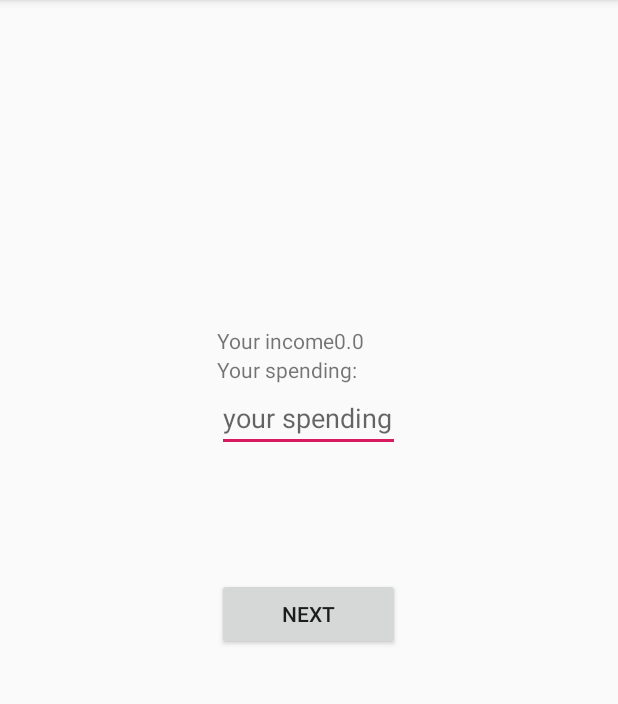
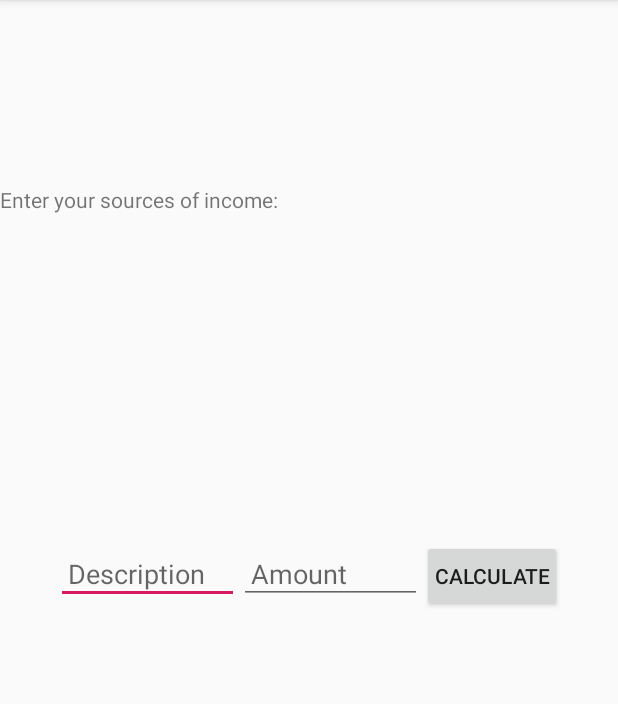
Before and after one commit to Franklin-he/INFS3605-group-project, an Android app: the Spending screen opened directly, with no data from a screen before it, on a phone screen of 412 x 824 dp, the part 84-788 px from its top. Run offline under Robolectric (Android 15) with nearby library versions, the phone set to English and light mode, and no system bars.

Commit message:
income feature

```diff
--- a/app/src/main/AndroidManifest.xml
+++ b/app/src/main/AndroidManifest.xml
@@ -9,8 +9,8 @@
         android:roundIcon="@mipmap/ic_launcher_round"
         android:supportsRtl="true"
         android:theme="@style/AppTheme">
-        <activity android:name=".Spending"></activity>
-        <activity android:name=".MainActivity">
+        <activity android:name=".activities.Spending"></activity>
+        <activity android:name=".activities.MainActivity">
             <intent-filter>
                 <action android:name="android.intent.action.MAIN" />
 
--- a/app/src/main/java/com/example/infs3605_group_project/IncomeViewModel.java
+++ b/app/src/main/java/com/example/infs3605_group_project/IncomeViewModel.java
@@ -5,6 +5,9 @@ import android.app.Application;
 import androidx.annotation.NonNull;
 import androidx.lifecycle.AndroidViewModel;
 import androidx.lifecycle.LiveData;
+
+import com.example.infs3605_group_project.database.IncomeRepository;
+import com.example.infs3605_group_project.entities.Income;
 
 import java.util.List;
 
--- a/app/src/main/java/com/example/infs3605_group_project/Spending.java
+++ b/app/src/main/java/com/example/infs3605_group_project/activities/Spending.java
@@ -1,10 +1,12 @@
-package com.example.infs3605_group_project;
+package com.example.infs3605_group_project.activities;
 
 import androidx.appcompat.app.AppCompatActivity;
 
 import android.content.Intent;
 import android.os.Bundle;
 import android.widget.TextView;
+
+import com.example.infs3605_group_project.R;
 
 public class Spending extends AppCompatActivity {
 
@@ -16,8 +18,8 @@ public class Spending extends AppCompatActivity {
         Intent intent = getIntent();
         Double income = intent.getDoubleExtra("income",0);
 
-        TextView textView = (TextView) findViewById(R.id.incomeShow);
-        textView.setText("Your income" + income);
+        //TextView textView = (TextView) findViewById(R.id.incomeShow);
+        //textView.setText("Your income" + income);
 
     }
 }
--- a/app/src/main/java/com/example/infs3605_group_project/IncomeDao.java
+++ b/app/src/main/java/com/example/infs3605_group_project/database/IncomeDao.java
@@ -1,4 +1,4 @@
-package com.example.infs3605_group_project;
+package com.example.infs3605_group_project.database;
 
 import androidx.lifecycle.LiveData;
 import androidx.room.Dao;
@@ -6,6 +6,8 @@ import androidx.room.Delete;
 import androidx.room.Insert;
 import androidx.room.Query;
 import androidx.room.Update;
+
+import com.example.infs3605_group_project.entities.Income;
 
 import java.util.List;
 
--- a/app/src/main/java/com/example/infs3605_group_project/IncomeDatabase.java
+++ b/app/src/main/java/com/example/infs3605_group_project/database/IncomeDatabase.java
@@ -1,4 +1,4 @@
-package com.example.infs3605_group_project;
+package com.example.infs3605_group_project.database;
 
 import android.content.Context;
 import android.os.AsyncTask;
@@ -8,6 +8,8 @@ import androidx.room.Database;
 import androidx.room.Room;
 import androidx.room.RoomDatabase;
 import androidx.sqlite.db.SupportSQLiteDatabase;
+
+import com.example.infs3605_group_project.entities.Income;
 
 @Database(entities = Income.class, version = 1)
 public abstract class IncomeDatabase extends RoomDatabase {
--- a/app/src/main/java/com/example/infs3605_group_project/IncomeRepository.java
+++ b/app/src/main/java/com/example/infs3605_group_project/database/IncomeRepository.java
@@ -1,9 +1,13 @@
-package com.example.infs3605_group_project;
+package com.example.infs3605_group_project.database;
 
 import android.app.Application;
 import android.os.AsyncTask;
 
 import androidx.lifecycle.LiveData;
+
+import com.example.infs3605_group_project.database.IncomeDao;
+import com.example.infs3605_group_project.database.IncomeDatabase;
+import com.example.infs3605_group_project.entities.Income;
 
 import java.util.List;
 
--- a/app/src/main/java/com/example/infs3605_group_project/Income.java
+++ b/app/src/main/java/com/example/infs3605_group_project/entities/Income.java
@@ -1,4 +1,4 @@
-package com.example.infs3605_group_project;
+package com.example.infs3605_group_project.entities;
 
 import androidx.room.Entity;
 import androidx.room.PrimaryKey;
--- a/app/src/main/res/layout/activity_spending.xml
+++ b/app/src/main/res/layout/activity_spending.xml
@@ -4,52 +4,52 @@
     xmlns:tools="http://schemas.android.com/tools"
     android:layout_width="match_parent"
     android:layout_height="match_parent"
-    tools:context=".Spending">
+    tools:context=".activities.Spending">
+
+    <TextView
+        android:id="@+id/textView2"
+        android:layout_width="wrap_content"
+        android:layout_height="wrap_content"
+        android:layout_above="@+id/income_input"
+        android:text="Enter your sources of income: " />
 
     <LinearLayout
+        android:id="@+id/income_input"
         android:layout_width="wrap_content"
         android:layout_height="wrap_content"
-        android:layout_alignParentTop="true"
         android:layout_centerInParent="true"
         android:layout_marginTop="217dp"
-        android:orientation="vertical">
-
-        <TextView
-            android:id="@+id/incomeShow"
-            android:layout_width="wrap_content"
-            android:layout_height="wrap_content"
-            app:layout_constraintBottom_toBottomOf="parent"
-            app:layout_constraintLeft_toLeftOf="parent"
-            app:layout_constraintRight_toRightOf="parent"
-            app:layout_constraintTop_toTopOf="parent" />
-
-        <TextView
-            android:id="@+id/textView"
-            android:layout_width="wrap_content"
-            android:layout_height="wrap_content"
-            android:text="Your spending: "
-            app:layout_constraintBottom_toBottomOf="parent"
-            app:layout_constraintLeft_toLeftOf="parent"
-            app:layout_constraintRight_toRightOf="parent"
-            app:layout_constraintTop_toTopOf="parent" />
+        android:orientation="horizontal">
 
         <EditText
-            android:id="@+id/income"
+            android:id="@+id/income_desc"
             android:layout_width="122dp"
             android:layout_height="wrap_content"
             android:ems="10"
-            android:hint="your spending"
+            android:hint="Description"
+            android:padding="8dp"
+            android:inputType="number"/>
+
+        <EditText
+            android:id="@+id/income_amount"
+            android:layout_width="122dp"
+            android:layout_height="wrap_content"
+            android:ems="10"
+            android:padding="8dp"
+            android:hint="Amount"
             android:inputType="number"/>
 
         <Button
-            android:id="@+id/incomeNext"
-            android:layout_width="match_parent"
+            android:id="@+id/income_calculate"
+            android:layout_width="wrap_content"
             android:layout_height="wrap_content"
-            android:layout_marginTop="84dp"
-            android:text="Next"
-            app:layout_constraintEnd_toEndOf="parent"
-            app:layout_constraintStart_toStartOf="parent"
-            app:layout_constraintTop_toBottomOf="@+id/textView" />
+            android:padding="8dp"
+            android:layout_weight="1"
+            android:text="Calculate" />
+
 
     </LinearLayout>
+
+
+
 </RelativeLayout>
--- /dev/null
+++ b/app/src/main/res/layout/income_item.xml
@@ -0,0 +1,5 @@
+<?xml version="1.0" encoding="utf-8"?>
+<androidx.cardview.widget.CardView xmlns:android="http://schemas.android.com/apk/res/android"
+    android:layout_width="match_parent" android:layout_height="match_parent">
+
+</androidx.cardview.widget.CardView>
```
Also changed, not shown: app/src/main/java/com/example/infs3605_group_project/activities/MainActivity.java (renamed from app/src/main/java/com/example/infs3605_group_project/MainActivity.java, +7 -5 lines), app/src/main/res/layout/activity_main.xml (+29 -22 lines), 1 other file.
